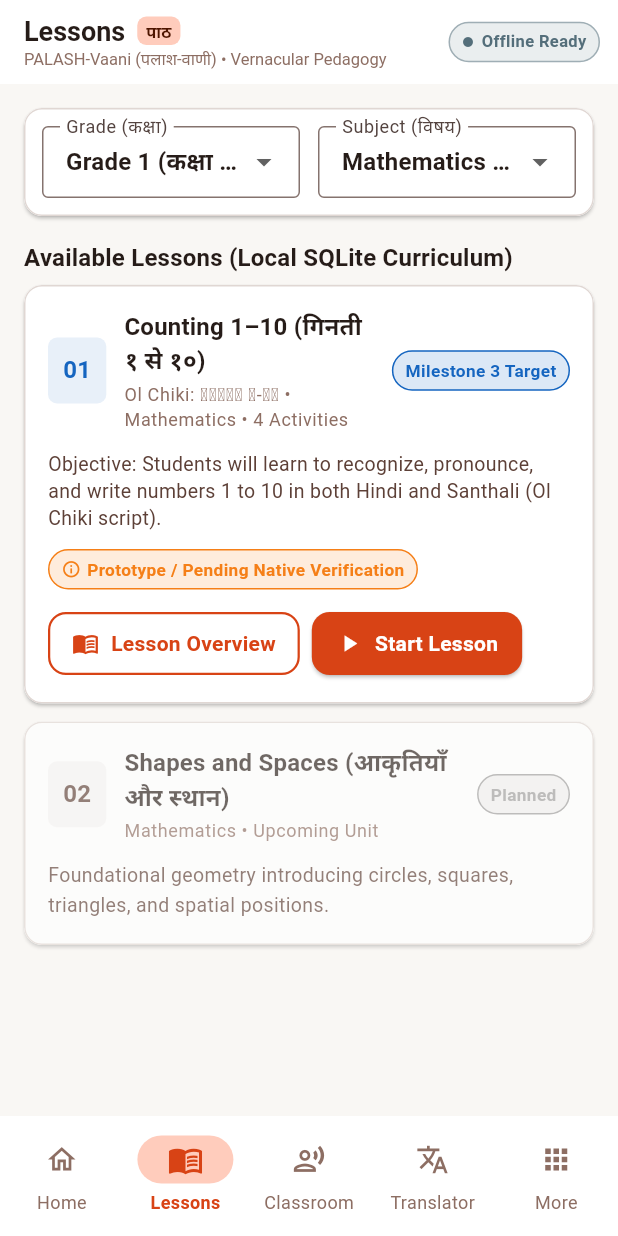
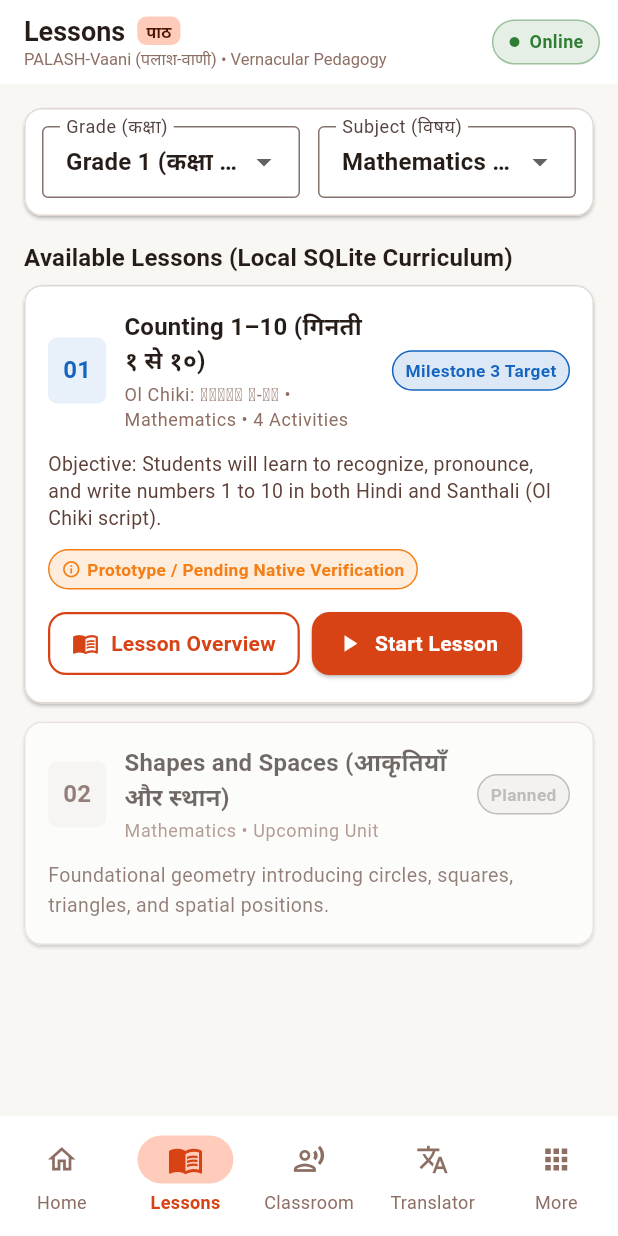
Before and after one commit to divycoders/PALASH-Vaani, a Flutter app: the screen it shows after launch, after a tap on "Open Lesson", on a phone screen of 412 x 824 dp. Run offline on Flutter 3.47's test engine with Material 3 defaults, Android fonts, the phone set to English and light mode, and no system bars; our stand-ins replace connectivity_plus.

Commit message:
feat: add offline status indicator and connectivity service

```diff
--- a/lib/app.dart
+++ b/lib/app.dart
@@ -1,5 +1,6 @@
 import 'package:flutter/material.dart';
 import 'core/routes/app_routes.dart';
+import 'core/services/connectivity_service.dart';
 import 'core/theme/app_theme.dart';
 import 'core/widgets/responsive_scaffold.dart';
 import 'features/classroom/presentation/screens/classroom_screen.dart';
@@ -11,7 +12,12 @@ import 'features/translator/presentation/screens/translator_screen.dart';
 import 'features/worksheets/presentation/screens/worksheets_screen.dart';
 
 class PalashVaaniApp extends StatelessWidget {
-  const PalashVaaniApp({super.key});
+  final IConnectivityService? connectivityService;
+
+  const PalashVaaniApp({
+    super.key,
+    this.connectivityService,
+  });
 
   @override
   Widget build(BuildContext context) {
@@ -20,14 +26,19 @@ class PalashVaaniApp extends StatelessWidget {
       debugShowCheckedModeBanner: false,
       theme: AppTheme.lightTheme,
       onGenerateRoute: AppRoutes.onGenerateRoute,
-      home: const MainShellScreen(),
+      home: MainShellScreen(connectivityService: connectivityService),
     );
   }
 }
 
 /// Main application shell holding the responsive scaffold and indexed screens
 class MainShellScreen extends StatefulWidget {
-  const MainShellScreen({super.key});
+  final IConnectivityService? connectivityService;
+
+  const MainShellScreen({
+    super.key,
+    this.connectivityService,
+  });
 
   @override
   State<MainShellScreen> createState() => _MainShellScreenState();
@@ -35,6 +46,27 @@ class MainShellScreen extends StatefulWidget {
 
 class _MainShellScreenState extends State<MainShellScreen> {
   int _currentIndex = 0;
+  late final IConnectivityService _connectivityService;
+  bool _ownsConnectivityService = false;
+
+  @override
+  void initState() {
+    super.initState();
+    if (widget.connectivityService != null) {
+      _connectivityService = widget.connectivityService!;
+    } else {
+      _connectivityService = ConnectivityService();
+      _ownsConnectivityService = true;
+    }
+  }
+
+  @override
+  void dispose() {
+    if (_ownsConnectivityService) {
+      _connectivityService.dispose();
+    }
+    super.dispose();
+  }
 
   void _onIndexChanged(int index) {
     setState(() {
@@ -51,12 +83,13 @@ class _MainShellScreenState extends State<MainShellScreen> {
       const TranslatorScreen(),
       const WorksheetsScreen(),
       const FlashcardsScreen(),
-      const DiagnosticsScreen(),
+      DiagnosticsScreen(connectivityService: _connectivityService),
     ];
 
     return ResponsiveScaffold(
       selectedIndex: _currentIndex,
       onIndexChanged: _onIndexChanged,
+      connectivityService: _connectivityService,
       body: IndexedStack(
         index: _currentIndex,
         children: screens,
--- /dev/null
+++ b/lib/core/services/connectivity_service.dart
@@ -0,0 +1,128 @@
+import 'dart:async';
+import 'package:connectivity_plus/connectivity_plus.dart';
+
+/// Network status for PALASH-Vaani application
+enum AppNetworkStatus {
+  online,
+  offline,
+}
+
+/// Abstract contract for network connectivity monitoring
+abstract class IConnectivityService {
+  Stream<AppNetworkStatus> get onStatusChanged;
+  Future<AppNetworkStatus> checkStatus();
+  AppNetworkStatus get currentStatus;
+  bool get isOffline;
+  bool get isOnline;
+  void dispose();
+}
+
+/// Production implementation using connectivity_plus platform plugin
+class ConnectivityService implements IConnectivityService {
+  final Connectivity _connectivity;
+  final StreamController<AppNetworkStatus> _statusController =
+      StreamController<AppNetworkStatus>.broadcast();
+  StreamSubscription<List<ConnectivityResult>>? _subscription;
+  AppNetworkStatus _currentStatus = AppNetworkStatus.offline;
+
+  ConnectivityService({Connectivity? connectivity})
+      : _connectivity = connectivity ?? Connectivity() {
+    _init();
+  }
+
+  void _init() {
+    _subscription = _connectivity.onConnectivityChanged.listen(_handleResults);
+    // Initial async status probe
+    checkStatus();
+  }
+
+  void _handleResults(List<ConnectivityResult> results) {
+    final status = _mapResultsToStatus(results);
+    if (status != _currentStatus) {
+      _currentStatus = status;
+      _statusController.add(_currentStatus);
+    }
+  }
+
+  AppNetworkStatus _mapResultsToStatus(List<ConnectivityResult> results) {
+    if (results.isEmpty ||
+        (results.length == 1 && results.contains(ConnectivityResult.none))) {
+      return AppNetworkStatus.offline;
+    }
+    final hasActiveNetwork = results.any((r) =>
+        r == ConnectivityResult.wifi ||
+        r == ConnectivityResult.mobile ||
+        r == ConnectivityResult.ethernet ||
+        r == ConnectivityResult.vpn);
+
+    return hasActiveNetwork ? AppNetworkStatus.online : AppNetworkStatus.offline;
+  }
+
+  @override
+  Stream<AppNetworkStatus> get onStatusChanged => _statusController.stream;
+
+  @override
+  Future<AppNetworkStatus> checkStatus() async {
+    try {
+      final results = await _connectivity.checkConnectivity();
+      _currentStatus = _mapResultsToStatus(results);
+      return _currentStatus;
+    } catch (_) {
+      // In case of any platform exception, fail-safe to offline mode
+      _currentStatus = AppNetworkStatus.offline;
+      return _currentStatus;
+    }
+  }
+
+  @override
+  AppNetworkStatus get currentStatus => _currentStatus;
+
+  @override
+  bool get isOffline => _currentStatus == AppNetworkStatus.offline;
+
+  @override
+  bool get isOnline => _currentStatus == AppNetworkStatus.online;
+
+  @override
+  void dispose() {
+    _subscription?.cancel();
+    _statusController.close();
+  }
+}
+
+/// Mock connectivity service for unit testing and deterministic offline scenarios
+class MockConnectivityService implements IConnectivityService {
+  AppNetworkStatus _currentStatus;
+  final StreamController<AppNetworkStatus> _controller =
+      StreamController<AppNetworkStatus>.broadcast();
+
+  MockConnectivityService({AppNetworkStatus initialStatus = AppNetworkStatus.offline})
+      : _currentStatus = initialStatus;
+
+  void setStatus(AppNetworkStatus status) {
+    if (_currentStatus != status) {
+      _currentStatus = status;
+      _controller.add(_currentStatus);
+    }
+  }
+
+  @override
+  Stream<AppNetworkStatus> get onStatusChanged => _controller.stream;
+
+  @override
+  Future<AppNetworkStatus> checkStatus() async => _currentStatus;
+
+  @override
+  AppNetworkStatus get currentStatus => _currentStatus;
+
+  @override
+  bool get isOffline => _currentStatus == AppNetworkStatus.offline;
+
+  @override
+  bool get isOnline => _currentStatus == AppNetworkStatus.online;
+
+  @override
+  void dispose() {
+    _controller.close();
+  }
+}
--- /dev/null
+++ b/lib/core/widgets/network_status_indicator.dart
@@ -0,0 +1,134 @@
+import 'package:flutter/material.dart';
+import '../services/connectivity_service.dart';
+import '../theme/app_colors.dart';
+import '../theme/app_spacing.dart';
+
+/// Interactive Network Status Indicator for the application shell.
+/// Displays live Offline/Online badge with explanation of local-first execution.
+class NetworkStatusIndicator extends StatelessWidget {
+  final IConnectivityService connectivityService;
+
+  const NetworkStatusIndicator({
+    super.key,
+    required this.connectivityService,
+  });
+
+  @override
+  Widget build(BuildContext context) {
+    return StreamBuilder<AppNetworkStatus>(
+      stream: connectivityService.onStatusChanged,
+      initialData: connectivityService.currentStatus,
+      builder: (context, snapshot) {
+        final status = snapshot.data ?? AppNetworkStatus.offline;
+        final isOffline = status == AppNetworkStatus.offline;
+
+        final badgeColor = isOffline ? AppColors.offline : AppColors.online;
+        final badgeText = isOffline ? 'Offline' : 'Online';
+
+        return Tooltip(
+          message: isOffline
+              ? 'Device is offline. Local-first pedagogy active.'
+              : 'Device has network connection. Local-first pedagogy active.',
+          child: InkWell(
+            onTap: () => _showConnectivityDialog(context, status),
+            borderRadius: AppSpacing.roundedPill,
+            child: Container(
+              padding: const EdgeInsets.symmetric(horizontal: 10, vertical: 5),
+              decoration: BoxDecoration(
+                color: badgeColor.withValues(alpha: 0.12),
+                borderRadius: AppSpacing.roundedPill,
+                border: Border.all(
+                  color: badgeColor.withValues(alpha: 0.4),
+                  width: 1.0,
+                ),
+              ),
+              child: Row(
+                mainAxisSize: MainAxisSize.min,
+                children: [
+                  Icon(
+                    Icons.circle,
+                    size: 8,
+                    color: badgeColor,
+                  ),
+                  const SizedBox(width: 6),
+                  Text(
+                    badgeText,
+                    style: TextStyle(
+                      fontSize: 12,
+                      fontWeight: FontWeight.bold,
+                      color: badgeColor,
+                    ),
+                  ),
+                ],
+              ),
+            ),
+          ),
+        );
+      },
+    );
+  }
+
+  void _showConnectivityDialog(BuildContext context, AppNetworkStatus status) {
+    final isOffline = status == AppNetworkStatus.offline;
+
+    showDialog(
+      context: context,
+      builder: (ctx) {
+        return AlertDialog(
+          shape: const RoundedRectangleBorder(
+            borderRadius: AppSpacing.roundedLg,
+          ),
+          title: Row(
+            children: [
+              Icon(
+                isOffline ? Icons.cloud_off : Icons.cloud_done,
+                color: isOffline ? AppColors.offline : AppColors.online,
+              ),
+              const SizedBox(width: AppSpacing.sm),
+              const Flexible(
+                child: Text('Offline-First Architecture'),
+              ),
+            ],
+          ),
+          content: Column(
+            mainAxisSize: MainAxisSize.min,
+            crossAxisAlignment: CrossAxisAlignment.start,
+            children: [
+              Text.rich(
+                TextSpan(
+                  children: [
+                    const TextSpan(
+                      text: 'Device Network: ',
+                      style: TextStyle(fontWeight: FontWeight.bold, color: Colors.black87),
+                    ),
+                    TextSpan(
+                      text: isOffline ? 'Offline (No Connection)' : 'Online (Active Connection)',
+                      style: TextStyle(
+                        color: isOffline ? AppColors.offline : AppColors.online,
+                        fontWeight: FontWeight.w600,
+                      ),
+                    ),
+                  ],
+                ),
+              ),
+              const SizedBox(height: AppSpacing.md),
+              const Text(
+                'PALASH-Vaani (पलाश-वाणी) is architected for strict on-device execution in rural and low-connectivity classrooms.\n\n'
+                '• All lesson data is retrieved from local SQLite storage.\n'
+                '• Audio, intent matching, and translation run on-device.\n'
+                '• Zero data is transmitted to cloud APIs or external servers.',
+                style: TextStyle(fontSize: 13, height: 1.45),
+              ),
+            ],
+          ),
+          actions: [
+            TextButton(
+              onPressed: () => Navigator.of(ctx).pop(),
+              child: const Text('Understood'),
+            ),
+          ],
+        );
+      },
+    );
+  }
+}
--- a/lib/core/widgets/responsive_scaffold.dart
+++ b/lib/core/widgets/responsive_scaffold.dart
@@ -1,6 +1,8 @@
 import 'package:flutter/material.dart';
+import '../services/connectivity_service.dart';
 import '../theme/app_colors.dart';
 import '../theme/app_spacing.dart';
+import 'network_status_indicator.dart';
 
 /// Navigation item definition for responsive shell
 class NavigationItemData {
@@ -81,6 +83,8 @@ class ResponsiveScaffold extends StatelessWidget {
     ),
   ];
 
+  final IConnectivityService? connectivityService;
+
   const ResponsiveScaffold({
     super.key,
     required this.selectedIndex,
@@ -89,6 +93,7 @@ class ResponsiveScaffold extends StatelessWidget {
     this.title,
     this.actions,
     this.floatingActionButton,
+    this.connectivityService,
   });
 
   @override
@@ -141,35 +146,13 @@ class ResponsiveScaffold extends StatelessWidget {
         ],
       ),
       actions: [
-        // Offline Status indicator badge placeholder for Milestone 1 / Milestone 2
-        Padding(
-          padding: const EdgeInsets.only(right: AppSpacing.md),
-          child: Center(
-            child: Container(
-              padding: const EdgeInsets.symmetric(horizontal: 8, vertical: 4),
-              decoration: BoxDecoration(
-                color: AppColors.offline.withValues(alpha: 0.12),
-                borderRadius: AppSpacing.roundedPill,
-                border: Border.all(color: AppColors.offline.withValues(alpha: 0.5)),
-              ),
-              child: const Row(
-                mainAxisSize: MainAxisSize.min,
-                children: [
-                  Icon(Icons.circle, size: 8, color: AppColors.offline),
-                  SizedBox(width: 5),
-                  Text(
-                    'Offline Ready',
-                    style: TextStyle(
-                      fontSize: 11,
-                      fontWeight: FontWeight.w600,
-                      color: AppColors.offline,
-                    ),
-                  ),
-                ],
-              ),
+        if (connectivityService != null)
+          Padding(
+            padding: const EdgeInsets.only(right: AppSpacing.md),
+            child: Center(
+              child: NetworkStatusIndicator(connectivityService: connectivityService!),
             ),
           ),
-        ),
         ...?actions,
       ],
     );
--- a/lib/features/diagnostics/presentation/screens/diagnostics_screen.dart
+++ b/lib/features/diagnostics/presentation/screens/diagnostics_screen.dart
@@ -1,4 +1,5 @@
 import 'package:flutter/material.dart';
+import '../../../../core/services/connectivity_service.dart';
 import '../../../../core/theme/app_colors.dart';
 import '../../../../core/theme/app_spacing.dart';
 import '../../../../core/widgets/app_button.dart';
@@ -6,7 +7,12 @@ import '../../../../core/widgets/app_card.dart';
 import '../../../../core/widgets/status_badge.dart';
 
 class DiagnosticsScreen extends StatelessWidget {
-  const DiagnosticsScreen({super.key});
+  final IConnectivityService? connectivityService;
+
+  const DiagnosticsScreen({
+    super.key,
+    this.connectivityService,
+  });
 
   @override
   Widget build(BuildContext context) {
@@ -41,12 +47,27 @@ class DiagnosticsScreen extends StatelessWidget {
           AppCard(
             child: Column(
               children: [
-                _buildDiagnosticRow(
-                  title: 'Network Mode',
-                  subtitle: 'Strict local execution, no cloud APIs',
-                  status: 'Local Only',
-                  statusColor: AppColors.offline,
-                ),
+                if (connectivityService != null)
+                  StreamBuilder<AppNetworkStatus>(
+                    stream: connectivityService!.onStatusChanged,
+                    initialData: connectivityService!.currentStatus,
+                    builder: (context, snapshot) {
+                      final isOffline = (snapshot.data ?? AppNetworkStatus.offline) == AppNetworkStatus.offline;
+                      return _buildDiagnosticRow(
+                        title: 'Network Mode',
+                        subtitle: 'Strict local execution, zero cloud APIs',
+                        status: isOffline ? 'Offline (Local Only)' : 'Online (Local Only)',
+                        statusColor: isOffline ? AppColors.offline : AppColors.online,
+                      );
+                    },
+                  )
+                else
+                  _buildDiagnosticRow(
+                    title: 'Network Mode',
+                    subtitle: 'Strict local execution, zero cloud APIs',
+                    status: 'Offline (Local Only)',
+                    statusColor: AppColors.offline,
+                  ),
                 const Divider(),
                 _buildDiagnosticRow(
                   title: 'Flutter Foundation',
--- a/pubspec.yaml
+++ b/pubspec.yaml
@@ -32,6 +32,7 @@ dependencies:
   # The following adds the Cupertino Icons font to your application.
   # Use with the CupertinoIcons class for iOS style icons.
   cupertino_icons: ^1.0.8
+  connectivity_plus: ^7.3.1
 
 dev_dependencies:
   flutter_test:
```
Also changed, not shown: pubspec.lock, 3 other files.
